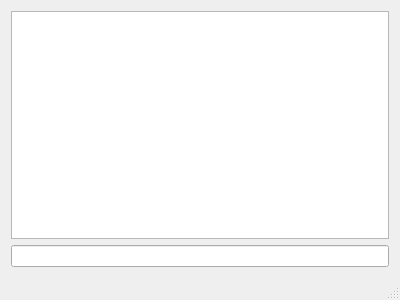
ClemKwz/neopixel-ambiant-lighting, file Qt/AmbiantLighting/AmbiantLighting.ui: the form before one commit.
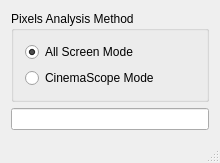
The form after the commit.

Commit message: [Qt] Real pixels analysis by zone for each led + CinemaScope Mode

What changed in the file:
```diff
--- a/Qt/AmbiantLighting/AmbiantLighting.ui
+++ b/Qt/AmbiantLighting/AmbiantLighting.ui
@@ -6,8 +6,8 @@
    <rect>
     <x>0</x>
     <y>0</y>
-    <width>400</width>
-    <height>300</height>
+    <width>220</width>
+    <height>158</height>
    </rect>
   </property>
   <property name="windowTitle">
@@ -16,7 +16,30 @@
   <widget class="QWidget" name="centralWidget">
    <layout class="QGridLayout" name="gridLayout">
     <item row="0" column="0">
-     <widget class="QGraphicsView" name="graphicsView"/>
+     <widget class="QGroupBox" name="groupBox">
+      <property name="title">
+       <string>Pixels Analysis Method</string>
+      </property>
+      <layout class="QGridLayout" name="gridLayout_2">
+       <item row="0" column="0">
+        <widget class="QRadioButton" name="radioButtonAllScreen">
+         <property name="text">
+          <string>All Screen Mode</string>
+         </property>
+         <property name="checked">
+          <bool>true</bool>
+         </property>
+        </widget>
+       </item>
+       <item row="1" column="0">
+        <widget class="QRadioButton" name="radioButtonCinemaScope">
+         <property name="text">
+          <string>CinemaScope Mode</string>
+         </property>
+        </widget>
+       </item>
+      </layout>
+     </widget>
     </item>
     <item row="1" column="0">
      <widget class="QLineEdit" name="lineEdit">
```
Left out of the diff: 2 changed lines with no effect on the pictures. The commit also changes 2 other files.
